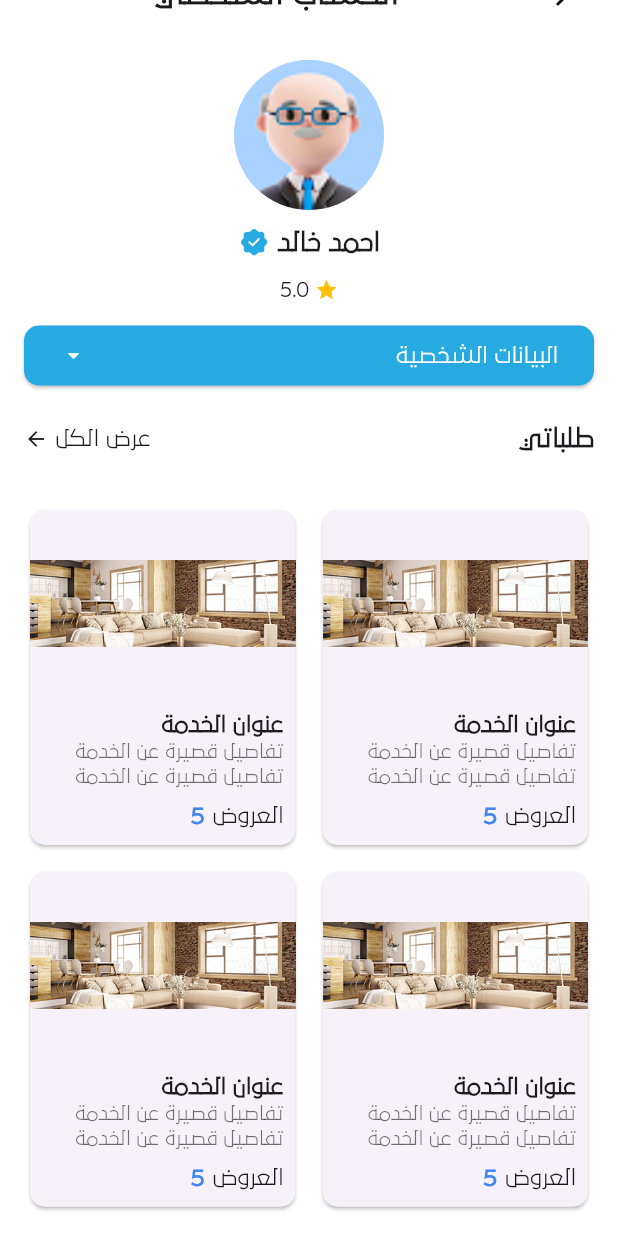
After one commit to Skilly-GraduationProject/Flutter, a Flutter app: the UserProfileView screen opened by its route, scrolled down 44 dp, after a tap on "البيانات الشخصية", on a phone screen of 412 x 824 dp. The commit adds this screen. Run offline on Flutter 3.47's test engine with Material 3 defaults, Android fonts, the phone set to English and light mode, and no system bars; our stand-ins replace bloc, carousel_slider, dio, firebase_core, firebase_messaging, flutter_bloc and 7 more; accounts and stored records are empty.

Commit message:
create user profile view

```diff
--- a/lib/core/helper/app_router.dart
+++ b/lib/core/helper/app_router.dart
@@ -14,6 +14,7 @@ import '../../features/shared/auth/presentation/views/verfication_email_view.dar
 import '../../features/shared/splash/presentation/views/splash_view.dart';
 import '../../features/user/home/presentation/view/category_view.dart';
 import '../../features/user/home/presentation/view/request_service_view.dart';
+import '../../features/user/home/presentation/view/user_profile_view.dart';
 
 abstract class AppRouter {
   static final router = GoRouter(routes: [
@@ -43,6 +44,9 @@ abstract class AppRouter {
         path: '/category',
         builder: (context, state) => const CategoryView()),
     GoRoute(
+        path: '/userProfile',
+        builder: (context, state) => const UserProfileView()),
+    GoRoute(
         path: RouterPath.userHome,
         builder: (context, state) => const UserHomeView()),
   ]);
--- /dev/null
+++ b/lib/features/user/home/presentation/view/user_profile_view.dart
@@ -0,0 +1,15 @@
+import 'package:flutter/material.dart';
+import 'package:grad_project/features/user/home/presentation/view/widgets/user_profile_view_body.dart';
+
+class UserProfileView extends StatelessWidget {
+  const UserProfileView({super.key});
+
+  @override
+  Widget build(BuildContext context) {
+    return const Scaffold(
+      backgroundColor: Colors.white,
+
+      body:UserProfileViewBody() ,
+    );
+  }
+}
--- /dev/null
+++ b/lib/features/user/home/presentation/view/widgets/order_card.dart
@@ -0,0 +1,59 @@
+import 'package:flutter/material.dart';
+
+import '../../../../../../core/managers/color_manager.dart';
+import '../../../../../../core/managers/image_manager.dart';
+
+class OrderCard extends StatelessWidget {
+  const OrderCard({super.key});
+
+  @override
+  Widget build(BuildContext context) {
+    return Card(
+                shape: RoundedRectangleBorder(
+                  borderRadius: BorderRadius.circular(10),
+                ),
+                child: Column(
+                  crossAxisAlignment: CrossAxisAlignment.start,
+                  children: [
+                    Expanded(child: Image.asset(ImageManager.banner)),
+                    const Padding(
+                      padding: EdgeInsets.all(8.0),
+                      child: Column(
+                        crossAxisAlignment: CrossAxisAlignment.start,
+                        children: [
+                          Text(
+                            'عنوان الخدمة',
+                            style: TextStyle(
+                                fontSize: 14, fontWeight: FontWeight.bold),
+                          ),
+                          Text(
+                            'تفاصيل قصيرة عن الخدمة تفاصيل قصيرة عن الخدمة',
+                            style:
+                                TextStyle(fontSize: 12, color: Colors.black54),
+                            maxLines: 2,
+                            overflow: TextOverflow.ellipsis,
+                          ),
+                          SizedBox(height: 5),
+                          Row(
+                            children: [
+                              Text('العروض'),
+                              SizedBox(
+                                width: 5,
+                              ),
+                              Text(
+                                '5',
+                                style: TextStyle(
+                                    fontWeight: FontWeight.bold,
+                                    fontSize: 16,
+                                    color: ColorManager.blue),
+                              ),
+                            ],
+                          )
+                        ],
+                      ),
+                    )
+                  ],
+                ),
+              );
+  }
+}
--- /dev/null
+++ b/lib/features/user/home/presentation/view/widgets/orders_list_view.dart
@@ -0,0 +1,23 @@
+import 'package:flutter/material.dart';
+import 'order_card.dart';
+
+class OrdersListView extends StatelessWidget {
+  const OrdersListView({super.key});
+
+  @override
+  Widget build(BuildContext context) {
+    return SliverPadding(
+        padding: const EdgeInsets.all(16),
+        sliver: SliverGrid(
+          gridDelegate: const SliverGridDelegateWithFixedCrossAxisCount(
+            crossAxisCount: 2,
+            childAspectRatio: 0.8,
+            crossAxisSpacing: 10,
+            mainAxisSpacing: 10,
+          ),
+          delegate: SliverChildBuilderDelegate(childCount: 4, (context, index) {
+            return const OrderCard();
+          }),
+        ));
+  }
+}
--- a/lib/features/user/home/presentation/view/widgets/providers_list_view.dart
+++ b/lib/features/user/home/presentation/view/widgets/providers_list_view.dart
@@ -2,6 +2,8 @@ import 'package:flutter/material.dart';
 import 'package:grad_project/core/extensions/context_extension.dart';
 
 import '../../../../../../core/managers/image_manager.dart';
+import 'rate_widget.dart';
+import 'verified_name.dart';
 
 class ProvidersListView extends StatelessWidget {
   const ProvidersListView({super.key});
@@ -34,35 +36,11 @@ class ProvidersListView extends StatelessWidget {
               ),
             ),
             const SizedBox(width: 10),
-            Column(
+          const  Column(
               crossAxisAlignment: CrossAxisAlignment.start,
               children: [
-                Row(
-                  children: [
-                    const Text(
-                      "احمد خالد",
-                      style: TextStyle(
-                        fontSize: 16,
-                        fontWeight: FontWeight.bold,
-                      ),
-                    ),
-                    const SizedBox(width: 5),
-                    Image.asset(
-                      ImageManager.verifyIcon,
-                      height: context.responsiveHeight(24),
-                    ),
-                  ],
-                ),
-                const Row(
-                  children: [
-                    Icon(Icons.star, color: Colors.amber, size: 16),
-                    SizedBox(width: 3),
-                    Text(
-                      "5.0",
-                      style: TextStyle(fontSize: 14),
-                    ),
-                  ],
-                ),
+               VerifiedName(),
+                RateWidget(),
               ],
             ),
           ],
--- /dev/null
+++ b/lib/features/user/home/presentation/view/widgets/rate_widget.dart
@@ -0,0 +1,19 @@
+import 'package:flutter/material.dart';
+
+class RateWidget extends StatelessWidget {
+  const RateWidget({super.key});
+
+  @override
+  Widget build(BuildContext context) {
+    return const  Row(
+                  children: [
+                    Icon(Icons.star, color: Colors.amber, size: 16),
+                    SizedBox(width: 3),
+                    Text(
+                      "5.0",
+                      style: TextStyle(fontSize: 14),
+                    ),
+                  ],
+                );
+  }
+}
--- a/lib/features/user/home/presentation/view/widgets/user_home_app_bar.dart
+++ b/lib/features/user/home/presentation/view/widgets/user_home_app_bar.dart
@@ -1,5 +1,5 @@
 import 'package:flutter/material.dart';
-import 'package:gap/gap.dart';
+import 'package:go_router/go_router.dart';
 import 'package:grad_project/core/extensions/context_extension.dart';
 import 'package:grad_project/core/managers/image_manager.dart';
 import 'package:grad_project/core/managers/text_style_manager.dart';
@@ -17,9 +17,14 @@ class UserHomeAppBar extends StatelessWidget {
         Row(
           crossAxisAlignment: CrossAxisAlignment.start,
           children: [
-            ClipRRect(
-              borderRadius: BorderRadius.circular(200),
-              child: Image.asset(ImageManager.avatar),
+            GestureDetector(
+              onTap: () {
+                GoRouter.of(context).push('/userProfile');
+              },
+              child: ClipRRect(
+                borderRadius: BorderRadius.circular(200),
+                child: Image.asset(ImageManager.avatar),
+              ),
             ),
             Padding(
               padding: const EdgeInsets.only(top: 10, right: 10),
--- /dev/null
+++ b/lib/features/user/home/presentation/view/widgets/user_profile_view_body.dart
@@ -0,0 +1,111 @@
+import 'package:flutter/material.dart';
+import '../../../../../../core/managers/color_manager.dart';
+import '../../../../../../core/managers/image_manager.dart';
+import 'custom_app_bar.dart';
+import 'orders_list_view.dart';
+import 'rate_widget.dart';
+import 'verified_name.dart';
+
+class UserProfileViewBody extends StatefulWidget {
+  const UserProfileViewBody({super.key});
+
+  @override
+  State<UserProfileViewBody> createState() => _UserProfileViewBodyState();
+}
+
+class _UserProfileViewBodyState extends State<UserProfileViewBody> {
+  bool showPersonalInfo = true;
+
+  @override
+  Widget build(BuildContext context) {
+    return CustomScrollView(slivers: [
+      SliverToBoxAdapter(
+          child: Padding(
+              padding: const EdgeInsets.all(16.0),
+              child: Column(
+                  crossAxisAlignment: CrossAxisAlignment.center,
+                  children: [
+                    const CustomAppBar(title: 'الحساب الشخصي'),
+                    const CircleAvatar(
+                      radius: 50,
+                      backgroundImage: AssetImage(ImageManager.avatar),
+                    ),
+                    const SizedBox(height: 10),
+                    const Row(
+                      mainAxisAlignment: MainAxisAlignment.center,
+                      children: [
+                        VerifiedName(),
+                      ],
+                    ),
+                    const SizedBox(height: 10),
+                    const Row(
+                      mainAxisAlignment: MainAxisAlignment.center,
+                      children: [
+                        RateWidget(),
+                      ],
+                    ),
+                    const SizedBox(
+                      height: 10,
+                    ),
+                    ElevatedButton(
+                      style: ElevatedButton.styleFrom(
+                        backgroundColor: ColorManager.primary,
+                        shape: RoundedRectangleBorder(
+                          borderRadius: BorderRadius.circular(10),
+                        ),
+                      ),
+                      onPressed: () {
+                        // setState(() {
+                        //   showPersonalInfo = !showPersonalInfo;
+                        // });
+                      },
+                      child: Padding(
+                        padding: const EdgeInsets.symmetric(vertical: 10),
+                        child: Row(
+                          mainAxisAlignment: MainAxisAlignment.spaceBetween,
+                          children: [
+                            Text(
+                              showPersonalInfo ? 'البيانات الشخصية' : 'الطلبات',
+                              style: const TextStyle(color: Colors.white),
+                            ),
+                            Icon(
+                              showPersonalInfo
+                                  ? Icons.arrow_drop_down
+                                  : Icons.arrow_drop_up,
+                              color: Colors.white,
+                            )
+                          ],
+                        ),
+                      ),
+                    ),
+                    const SizedBox(height: 20),
+                    // showPersonalInfo ? buildPersonalInfo() : buildOrders(),
+                    const Row(
+                      mainAxisAlignment: MainAxisAlignment.spaceBetween,
+                      children: [
+                        Text(
+                          'طلباتي',
+                          style: TextStyle(
+                            fontSize: 16,
+                            fontWeight: FontWeight.bold,
+                          ),
+                        ),
+                        Row(
+                          children: [
+                            Text('عرض الكل'),
+                            SizedBox(
+                              width: 5,
+                            ),
+                            Icon(
+                              Icons.arrow_forward,
+                              size: 16,
+                            ),
+                          ],
+                        ),
+                      ],
+                    ),
+                  ]))),
+      const OrdersListView(),
+    ]);
+  }
+}
--- /dev/null
+++ b/lib/features/user/home/presentation/view/widgets/verified_name.dart
@@ -0,0 +1,28 @@
+import 'package:flutter/material.dart';
+import 'package:grad_project/core/extensions/context_extension.dart';
+
+import '../../../../../../core/managers/image_manager.dart';
+
+class VerifiedName extends StatelessWidget {
+  const VerifiedName({super.key});
+
+  @override
+  Widget build(BuildContext context) {
+    return  Row(
+                  children: [
+                    const Text(
+                      "احمد خالد",
+                      style: TextStyle(
+                        fontSize: 16,
+                        fontWeight: FontWeight.bold,
+                      ),
+                    ),
+                    const SizedBox(width: 5),
+                    Image.asset(
+                      ImageManager.verifyIcon,
+                      height: context.responsiveHeight(24),
+                    ),
+                  ],
+                );
+  }
+}
```
